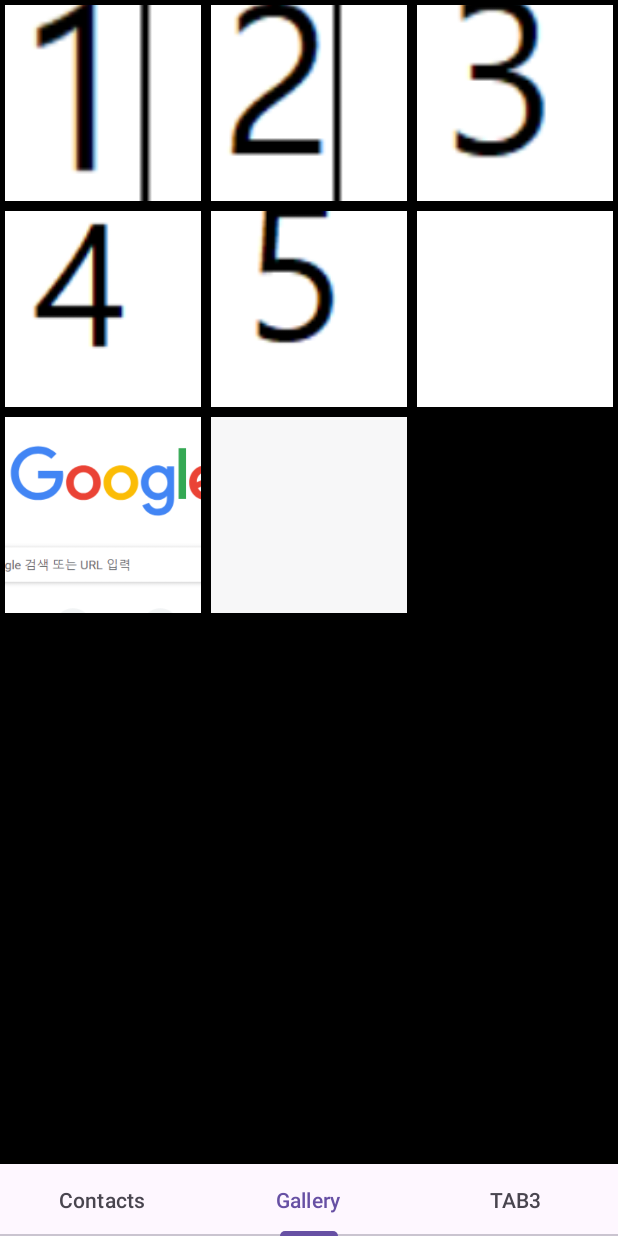
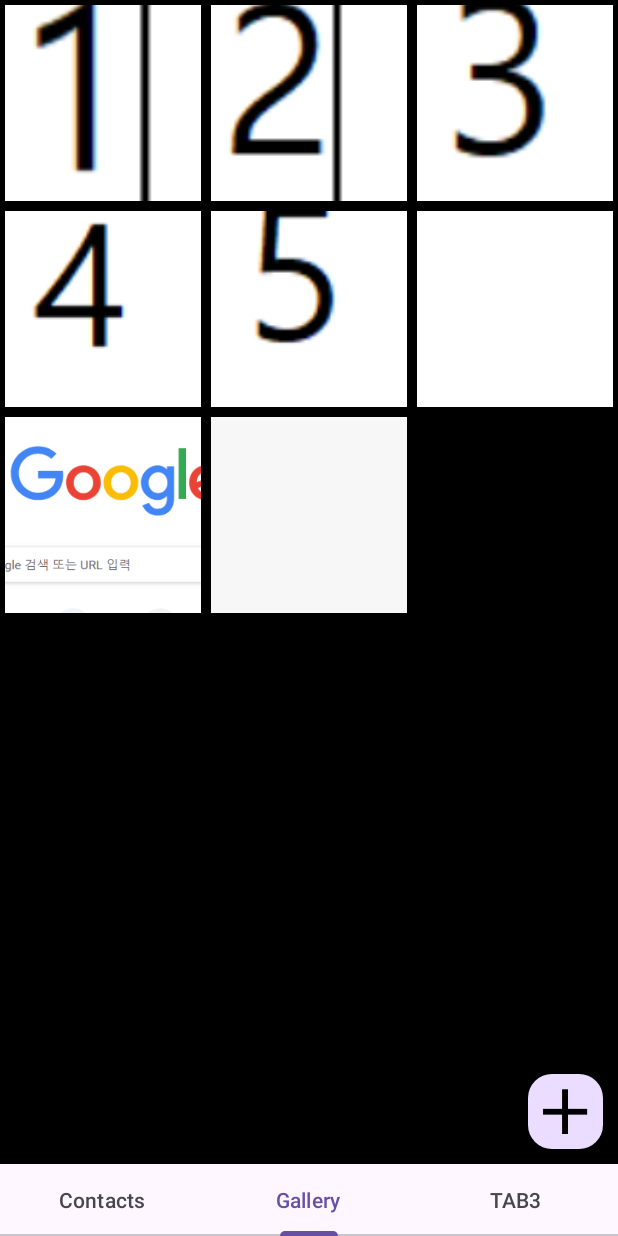
Before and after one commit to Rudals00/Madcamp_week1, an Android app: the screen it shows after launch (MainActivity), item 2 of the bottom bar chosen, on a phone screen of 412 x 824 dp. Run offline under Robolectric (Android 15) with nearby library versions, the phone set to English and light mode, and no system bars; 1 statement that could not run was skipped.

Commit message:
imageview

```diff
--- a/app/build.gradle
+++ b/app/build.gradle
@@ -47,4 +47,6 @@ dependencies {
     androidTestImplementation 'androidx.test.ext:junit:1.1.3'
     androidTestImplementation 'androidx.test.espresso:espresso-core:3.4.0'
     implementation 'androidx.legacy:legacy-support-v4:1.0.0'
+    implementation 'com.github.bumptech.glide:glide:4.12.0'
+    annotationProcessor 'com.github.bumptech.glide:compiler:4.12.0'
 }
--- a/app/src/main/AndroidManifest.xml
+++ b/app/src/main/AndroidManifest.xml
@@ -1,7 +1,7 @@
 <?xml version="1.0" encoding="utf-8"?>
 <manifest xmlns:android="http://schemas.android.com/apk/res/android"
     xmlns:tools="http://schemas.android.com/tools">
-
+    <uses-permission android:name="android.permission.READ_EXTERNAL_STORAGE" />
     <application
         android:allowBackup="true"
         android:dataExtractionRules="@xml/data_extraction_rules"
@@ -12,6 +12,7 @@
         android:supportsRtl="true"
         android:theme="@style/Theme.Madcamp"
         tools:targetApi="31">
+
         <activity
             android:name=".MainActivity"
             android:exported="true">
--- a/app/src/main/java/com/example/madcamp/TwoFragment.kt
+++ b/app/src/main/java/com/example/madcamp/TwoFragment.kt
@@ -1,12 +1,10 @@
 package com.example.madcamp
 
 import android.app.Activity
-import android.app.AlertDialog
 import android.app.Dialog
-import android.content.Context
+import android.content.pm.PackageManager
 import android.graphics.BitmapFactory
 import android.graphics.Color
-import android.graphics.Rect
 import android.graphics.drawable.ColorDrawable
 import android.os.Bundle
 import android.util.DisplayMetrics
@@ -16,31 +14,32 @@ import android.view.View
 import android.view.ViewGroup
 import android.view.Window
 import android.widget.ImageView
-import androidx.core.view.ViewCompat
+import android.widget.Toast
+import androidx.activity.result.contract.ActivityResultContracts
+import androidx.core.content.ContextCompat
 import androidx.recyclerview.widget.GridLayoutManager
 import androidx.recyclerview.widget.RecyclerView
 import com.example.madcamp.databinding.FragmentTwoBinding
 import com.example.madcamp.databinding.ItemRecyclerview2Binding
+import android.Manifest
+import android.graphics.Bitmap
+import android.graphics.drawable.Drawable
+import android.net.Uri
+import com.bumptech.glide.Glide
+import com.bumptech.glide.request.target.CustomTarget
+import com.bumptech.glide.request.transition.Transition
 
 class MyViewHolder2(val binding: ItemRecyclerview2Binding) :
         RecyclerView.ViewHolder(binding.root)
-class MyAdapter2(val datas: MutableList<Int>): RecyclerView.Adapter<RecyclerView.ViewHolder>() {
+class MyAdapter2(val datas: MutableList<Any>): RecyclerView.Adapter<RecyclerView.ViewHolder>() {
     override fun onCreateViewHolder(parent: ViewGroup, viewType: Int): RecyclerView.ViewHolder {
         return MyViewHolder2(ItemRecyclerview2Binding.inflate(
             LayoutInflater.from(parent.context), parent, false))
     }
-
-    override fun onBindViewHolder(holder: RecyclerView.ViewHolder, position: Int) {
-        val binding = (holder as MyViewHolder2).binding
-        binding.itemData.setImageResource(datas[position])
-
-        holder.binding.itemData.setOnClickListener {
-            // 클릭된 이미지를 원본 크기로 로드
-            val bitmap = BitmapFactory.decodeResource(it.context.resources, datas[position])
-
+    fun showImageDialog(activity: Activity, bitmap: Bitmap) {
         // 화면의 크기를 가져오기
         val displayMetrics = DisplayMetrics()
-            (it.context as Activity).windowManager.defaultDisplay.getMetrics(displayMetrics)
+        activity.windowManager.defaultDisplay.getMetrics(displayMetrics)
         val deviceWidth = displayMetrics.widthPixels
         val deviceHeight = displayMetrics.heightPixels
 
@@ -49,7 +48,7 @@ class MyAdapter2(val datas: MutableList<Int>): RecyclerView.Adapter<RecyclerView
         val dialogHeight = if(bitmap.height > deviceHeight) deviceHeight else bitmap.height
 
         // 커스텀 다이얼로그를 생성
-            val dialog = Dialog(it.context).apply {
+        val dialog = Dialog(activity).apply {
             requestWindowFeature(Window.FEATURE_NO_TITLE)
             setContentView(R.layout.dialog_image)
             window?.setBackgroundDrawable(ColorDrawable(Color.TRANSPARENT))
@@ -67,6 +66,37 @@ class MyAdapter2(val datas: MutableList<Int>): RecyclerView.Adapter<RecyclerView
         // 다이얼로그 표시
         dialog.show()
     }
+    override fun onBindViewHolder(holder: RecyclerView.ViewHolder, position: Int) {
+        val binding = (holder as MyViewHolder2).binding
+        when (val item = datas[position]) {
+            is Int -> binding.itemData.setImageResource(item)
+            is Uri -> Glide.with(holder.itemView.context).load(item).into(binding.itemData)
+            else -> throw IllegalArgumentException("Unexpected data type")
+        }
+
+        holder.binding.itemData.setOnClickListener {
+            if (datas[position] is Int) {
+                // Local resource image
+                val bitmap = BitmapFactory.decodeResource(it.context.resources, datas[position] as Int)
+                showImageDialog(it.context as Activity, bitmap)
+            } else if (datas[position] is Uri) {
+                // Uri image from gallery
+                val target = object : CustomTarget<Bitmap>() {
+                    override fun onResourceReady(resource: Bitmap, transition: Transition<in Bitmap>?) {
+                        showImageDialog(it.context as Activity, resource)
+                    }
+
+                    override fun onLoadCleared(placeholder: Drawable?) {
+                        //추상 메소드이기때문에 구현해놓음
+                    }
+                }
+
+                Glide.with(it.context)
+                    .asBitmap()
+                    .load(datas[position])
+                    .into(target)
+            }
+        }
     }
 
     override fun getItemCount(): Int {
@@ -75,22 +105,73 @@ class MyAdapter2(val datas: MutableList<Int>): RecyclerView.Adapter<RecyclerView
 }
 
 class TwoFragment : Fragment() {
+
+    companion object {
+        private const val READ_STORAGE_PERMISSION_CODE = 101
+    }
+
+    private lateinit var binding: FragmentTwoBinding
+    private var datas = mutableListOf<Any>()
+
+    private val galleryResultLauncher = registerForActivityResult(ActivityResultContracts.GetContent()) { uri ->
+        // 선택한 이미지의 Uri를 받아서 처리하는 부분
+        uri?.let {
+            datas.add(it)
+            (binding.recyclerview.adapter as MyAdapter2).notifyItemInserted(datas.size - 1)
+        }
+    }
+
     override fun onCreateView(
         inflater: LayoutInflater, container: ViewGroup?,
         savedInstanceState: Bundle?
     ): View {
-        val binding = FragmentTwoBinding.inflate(inflater, container, false)
+        binding = FragmentTwoBinding.inflate(inflater, container, false)
 
-        val datas = mutableListOf<Int>()
         for(i in 1..8){
             val id = resources.getIdentifier("img$i", "drawable", requireContext().packageName)
             datas.add(id)
         }
 
-        val gridLayoutManager = GridLayoutManager(activity, 3) // Grid size를 3로 설정했습니다.
+        val gridLayoutManager = GridLayoutManager(activity, 3)
         binding.recyclerview.layoutManager = gridLayoutManager
         binding.recyclerview.adapter = MyAdapter2(datas)
 
+        binding.floatingActionButton.setOnClickListener {
+            // Permission check and request
+            if (ContextCompat.checkSelfPermission(requireContext(), Manifest.permission.READ_EXTERNAL_STORAGE)
+                != PackageManager.PERMISSION_GRANTED) {
+                requestPermissions(arrayOf(Manifest.permission.READ_EXTERNAL_STORAGE), READ_STORAGE_PERMISSION_CODE)
+            } else {
+                openGallery()
+            }
+        }
+
         return binding.root
     }
+
+    private fun openGallery() {
+        galleryResultLauncher.launch("image/*")
     }
+
+    override fun onRequestPermissionsResult(
+        requestCode: Int,
+        permissions: Array<String>,
+        grantResults: IntArray
+    ) {
+        when (requestCode) {
+            READ_STORAGE_PERMISSION_CODE -> {
+                if ((grantResults.isNotEmpty() && grantResults[0] == PackageManager.PERMISSION_GRANTED)) {
+                    // Permission granted, open gallery
+                    openGallery()
+                } else {
+                    // Permission denied, show a message to the user
+                    Toast.makeText(context, "Permission denied", Toast.LENGTH_SHORT).show()
+                }
+                return
+            }
+            else -> {
+                // Ignore all other requests
+            }
+        }
+    }
+}
--- a/app/src/main/res/layout/fragment_two.xml
+++ b/app/src/main/res/layout/fragment_two.xml
@@ -1,7 +1,30 @@
-<?xml version="1.0" encoding="utf-8"?>
-<androidx.recyclerview.widget.RecyclerView xmlns:android="http://schemas.android.com/apk/res/android"
+<androidx.constraintlayout.widget.ConstraintLayout xmlns:android="http://schemas.android.com/apk/res/android"
+    xmlns:app="http://schemas.android.com/apk/res-auto"
+    xmlns:tools="http://schemas.android.com/tools"
     android:layout_width="match_parent"
-    android:layout_height="0dp"
-    android:layout_weight="1"
-    android:id="@+id/recyclerview"
-    android:background="@android:color/black"/>
+    android:layout_height="match_parent">
+
+    <androidx.recyclerview.widget.RecyclerView
+        android:id="@+id/recyclerview"
+        android:layout_width="0dp"
+        android:layout_height="0dp"
+        android:background="@android:color/black"
+        app:layout_constraintStart_toStartOf="parent"
+        app:layout_constraintEnd_toEndOf="parent"
+        app:layout_constraintTop_toTopOf="parent"
+        app:layout_constraintBottom_toBottomOf="parent" />
+
+    <com.google.android.material.floatingactionbutton.ExtendedFloatingActionButton
+        android:id="@+id/floatingActionButton"
+        android:layout_width="50dp"
+        android:layout_height="50dp"
+        android:layout_gravity="bottom|right"
+        android:foreground="@drawable/add_button"
+        android:gravity="center_horizontal|center_vertical"
+        app:layout_constraintEnd_toEndOf="parent"
+        app:layout_constraintBottom_toBottomOf="parent"
+        android:layout_marginEnd="10dp"
+        android:layout_marginBottom="10dp"
+        tools:ignore="MissingConstraints" />
+
+</androidx.constraintlayout.widget.ConstraintLayout>
```
Lines whose indentation alone changed are shown as unchanged.
